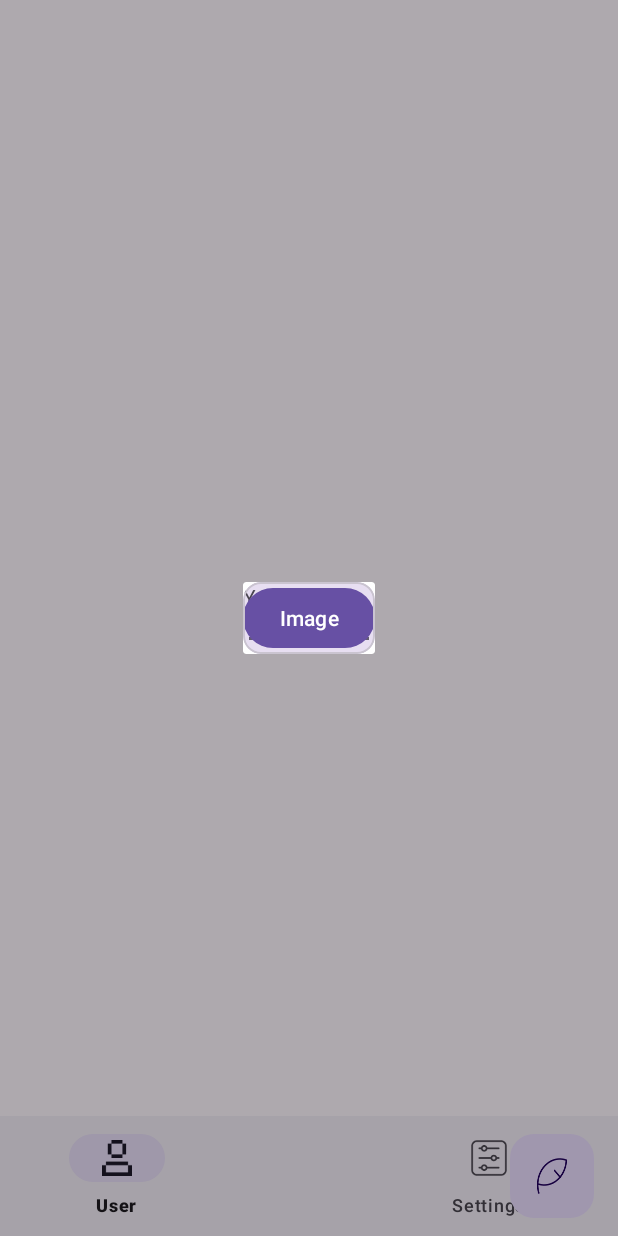
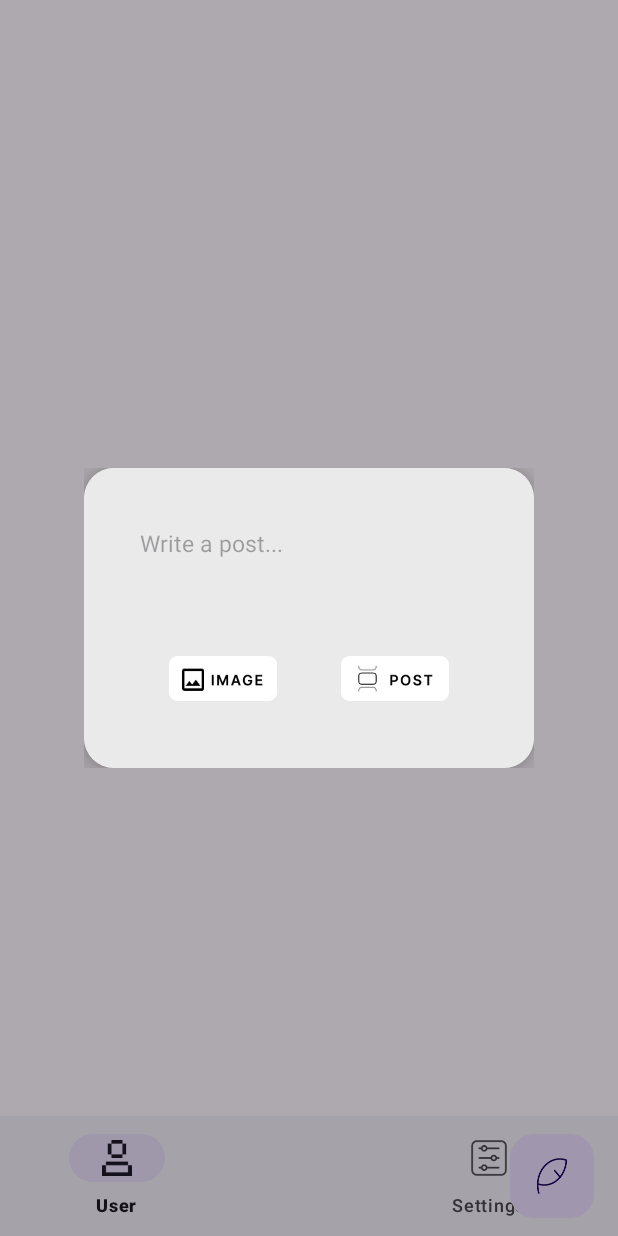
Before and after one commit to debojitdas598/SocialMedia1, an Android app: the screen it shows after launch (MainActivity), after a tap on "SocialMedia1", on a phone screen of 412 x 824 dp. Run offline under Robolectric (Android 15) with nearby library versions, the phone set to English and light mode, and no system bars.

Commit message:
added dialogfragment design xml

```diff
--- a/app/src/main/java/com/example/socialmedia1/PostDialogFragment.java
+++ b/app/src/main/java/com/example/socialmedia1/PostDialogFragment.java
@@ -1,5 +1,7 @@
 package com.example.socialmedia1;
 
+import android.graphics.Color;
+import android.graphics.drawable.ColorDrawable;
 import android.os.Bundle;
 import android.view.LayoutInflater;
 import android.view.View;
@@ -24,6 +26,7 @@ public class PostDialogFragment extends DialogFragment {
     @Override
     public View onCreateView(LayoutInflater inflater, ViewGroup container,
                              Bundle savedInstanceState) {
+        getDialog().getWindow().setBackgroundDrawable(new ColorDrawable(Color.TRANSPARENT));
         return inflater.inflate(R.layout.fragment_dialog, container);
     }
 
--- /dev/null
+++ b/app/src/main/res/drawable/dialog_bg.xml
@@ -0,0 +1,6 @@
+<?xml version="1.0" encoding="utf-8"?>
+<shape xmlns:android="http://schemas.android.com/apk/res/android"
+    android:shape="rectangle">
+    <solid android:color="@android:color/white" />
+    <corners android:radius="20dp" />
+</shape>
--- /dev/null
+++ b/app/src/main/res/drawable/writepost_bg.xml
@@ -0,0 +1,4 @@
+<?xml version="1.0" encoding="utf-8"?>
+<selector xmlns:android="http://schemas.android.com/apk/res/android">
+
+</selector>
--- a/app/src/main/res/layout/fragment_dialog.xml
+++ b/app/src/main/res/layout/fragment_dialog.xml
@@ -1,25 +1,64 @@
 <LinearLayout xmlns:android="http://schemas.android.com/apk/res/android"
+    xmlns:app="http://schemas.android.com/apk/res-auto"
     android:id="@+id/edit_name"
-    android:layout_width="wrap_content" android:layout_height="wrap_content"
-    android:layout_gravity="center" android:orientation="vertical"  >
+    android:layout_width="wrap_content"
+    android:layout_height="wrap_content"
+    app:cardCornerRadius="20dp"
+    android:background="@drawable/dialog_bg"
+    android:layout_gravity="center"
+    android:orientation="vertical">
 
 
-    <com.google.android.material.card.MaterialCardView
-        android:layout_width="match_parent"
-        android:layout_height="match_parent">
-        <TextView
-            android:id="@+id/lbl_your_name" android:text="Your name"
-            android:layout_width="wrap_content" android:layout_height="wrap_content" />
+    <androidx.cardview.widget.CardView
+        android:layout_width="300dp"
+        android:layout_height="200dp"
+        app:cardBackgroundColor="#EAEAEA"
+        app:cardElevation="10dp"
+        app:cardCornerRadius="20dp">
 
-        <EditText
-            android:id="@+id/txt_your_name"
-            android:layout_width="match_parent"  android:layout_height="wrap_content"
-            android:inputType="text"
-            android:imeOptions="actionDone" />
-        <Button
-            android:layout_width="match_parent"
-            android:layout_height="match_parent"
-            android:text="Image"/>
+       <androidx.appcompat.widget.LinearLayoutCompat
+           android:layout_width="match_parent"
+           android:layout_height="match_parent"
+           android:layout_margin="5dp"
+           android:orientation="vertical">
 
-    </com.google.android.material.card.MaterialCardView>
+           <androidx.appcompat.widget.AppCompatEditText
+               android:layout_width="match_parent"
+               android:layout_height="50dp"
+               android:id="@+id/txt_your_name"
+               android:layout_marginTop="20dp"
+               android:layout_marginHorizontal="20dp"
+               android:background = "@drawable/writepost_bg"
+               android:scrollbars="vertical"
+               android:hint="   Write a post..."
+               android:textSize="15dp"/>
+
+           <androidx.appcompat.widget.LinearLayoutCompat
+               android:layout_width="match_parent"
+               android:layout_marginTop="50dp"
+               android:layout_marginHorizontal="30dp"
+               android:layout_height="30dp">
+
+               <ImageView
+                   android:layout_width="80dp"
+                   android:layout_height="wrap_content"
+                   android:layout_weight="1"
+                   android:id="@+id/addimage"
+                   android:src="@drawable/imageadd"/>
+               <ImageView
+                   android:layout_width="80dp"
+                   android:layout_weight="1"
+                   android:id="@+id/post"
+                   android:layout_height="wrap_content"
+                   android:src="@drawable/post"/>
+
+           </androidx.appcompat.widget.LinearLayoutCompat>
+
+
+
+
+       </androidx.appcompat.widget.LinearLayoutCompat>
+
+
+    </androidx.cardview.widget.CardView>
 </LinearLayout>
```
Also changed, not shown: app/src/main/java/com/example/socialmedia1/PostFragment.java (added, +64 -0 lines), app/src/main/res/layout/fragment_post.xml (added, +14 -0 lines), app/src/main/res/drawable/imageadd.png (added), app/src/main/res/drawable/post.png (added).
